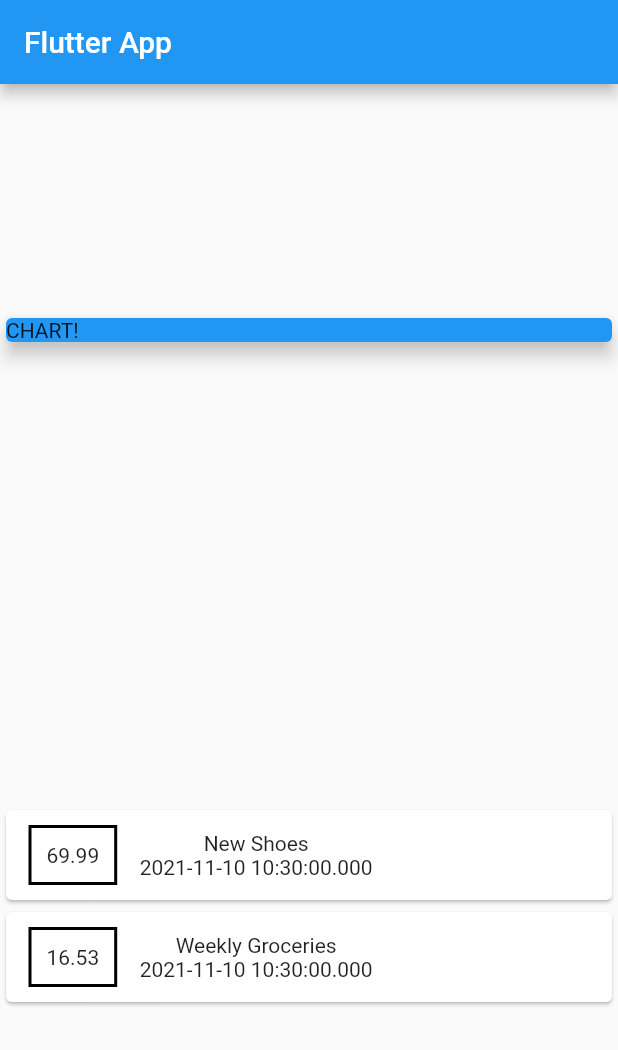
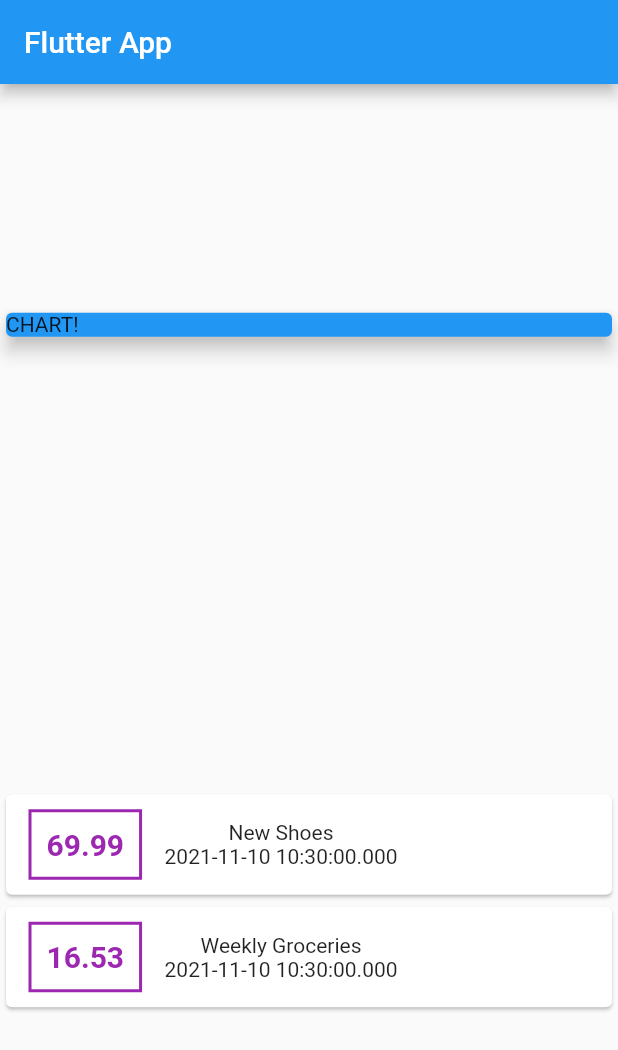
Before and after one commit to dhiraj13/personal-expense-app, a Flutter app: the screen it shows after launch, on a phone screen of 412 x 824 dp. Shown: the top 1050 px of the screen. Run offline on Flutter 3.47's test engine with Material 2 defaults, Android fonts, the phone set to English and light mode, and no system bars.

Commit message:
Styling Text

```diff
--- a/lib/main.dart
+++ b/lib/main.dart
@@ -36,7 +36,7 @@ class MyHomePage extends StatelessWidget {
   Widget build(BuildContext context) {
     return Scaffold(
       appBar: AppBar(
-        title: Text('Flutter App'),
+        title: const Text('Flutter App'),
       ),
       body: Column(
         mainAxisAlignment: MainAxisAlignment.spaceAround,
@@ -44,7 +44,7 @@ class MyHomePage extends StatelessWidget {
         children: <Widget>[
           Container(
             width: double.infinity,
-            child: Card(
+            child: const Card(
               color: Colors.blue,
               child: Text('CHART!'),
               elevation: 5,
@@ -56,19 +56,24 @@ class MyHomePage extends StatelessWidget {
                 child: Row(
                   children: <Widget>[
                     Container(
-                      margin: EdgeInsets.symmetric(
+                      margin: const EdgeInsets.symmetric(
                         vertical: 10,
                         horizontal: 15,
                       ),
                       decoration: BoxDecoration(
                         border: Border.all(
-                          color: Colors.black,
+                          color: Colors.purple,
                           width: 2,
                         ),
                       ),
-                      padding: EdgeInsets.all(10),
+                      padding: const EdgeInsets.all(10),
                       child: Text(
                         tx.amount.toString(),
+                        style: const TextStyle(
+                          fontWeight: FontWeight.bold,
+                          fontSize: 20,
+                          color: Colors.purple,
+                        ),
                       ),
                     ),
                     Column(
```
